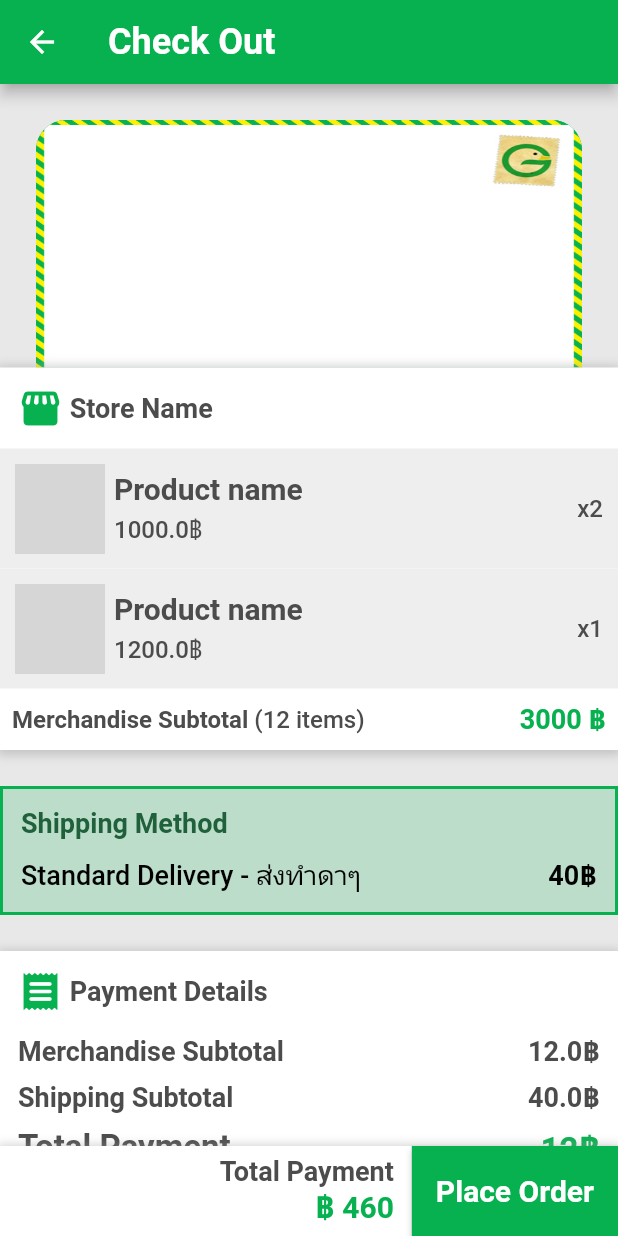
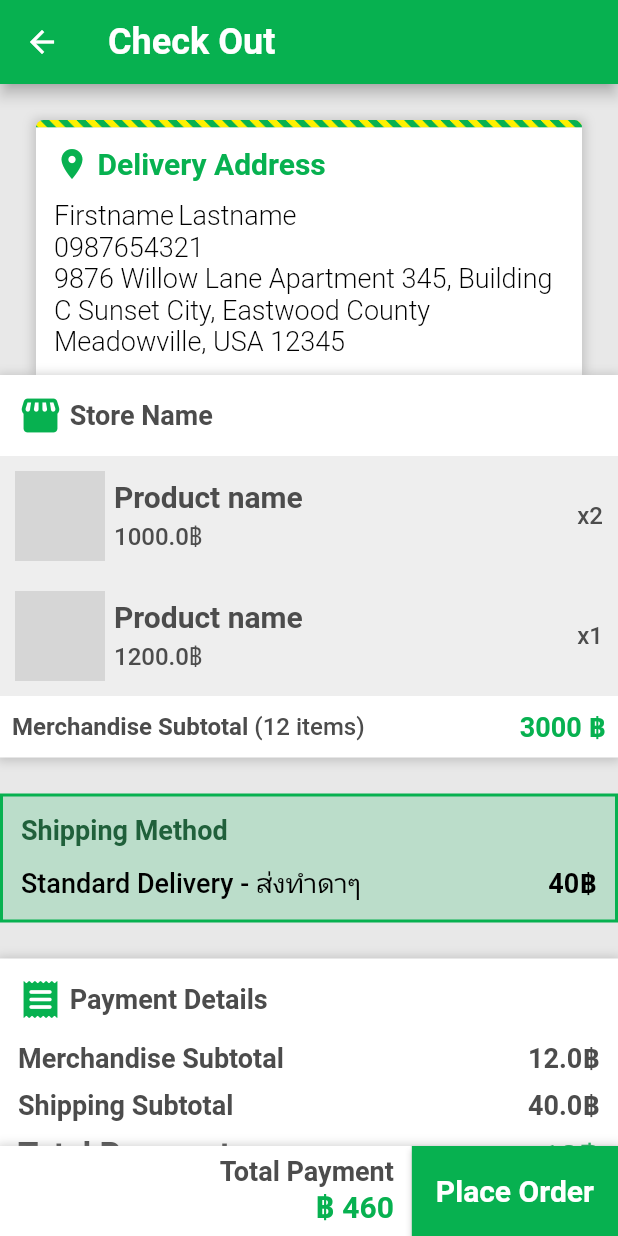
Before and after one commit to boss4848/getgoods, a Flutter app: the CheckOutPage screen opened directly, on a phone screen of 412 x 824 dp. Run offline on Flutter 3.47's test engine with Material 2 defaults, Android fonts, the phone set to English and light mode, and no system bars; drawn by our look-alikes of cached_network_image; our stand-ins replace carousel_slider, custom_refresh_indicator, dio, fl_chart, flutter_dotenv, flutter_spinkit and 1 more; accounts and stored records are empty; network calls fail; Roboto replaces fonts that are missing (SFTHONBURI); grey boxes are pictures that could not be loaded.

Commit message:
Update UI transaction
no raberd

```diff
--- a/front_end/lib/src/pages/transaction/tansaction_page.dart
+++ b/front_end/lib/src/pages/transaction/tansaction_page.dart
@@ -26,13 +26,15 @@ class CheckOutPage extends StatelessWidget {
       backgroundColor: secondaryBGColor,
       body: SingleChildScrollView(
         child: Column(
-          children: const [
+          children: [
             Padding(
               padding: EdgeInsets.only(
                   top: defaultpadding * 2,
                   left: defaultpadding * 2,
                   right: defaultpadding * 2),
-              child: UserAddress(),
+              child: Container(
+                  decoration: BoxDecoration(boxShadow: [defaultShadow]),
+                  child: UserAddress()),
             ),
             MerchandiseSub(),
             SizedBox(
--- a/front_end/lib/src/pages/transaction/widgets/my_address.dart
+++ b/front_end/lib/src/pages/transaction/widgets/my_address.dart
@@ -7,18 +7,25 @@ class UserAddress extends StatelessWidget {
 
   @override
   Widget build(BuildContext context) {
-    return Container(
+    return Column(children: [
+      Container(
+        width: double.infinity,
+        height: 5,
+        decoration: const BoxDecoration(
+          borderRadius: BorderRadius.only(
+            topLeft: Radius.circular(5),
+            topRight: Radius.circular(5),
+          ),
+          image: DecorationImage(
+            image: AssetImage('assets/images/envelope2.jpg'),
+            fit: BoxFit.cover,
+          ),
+        ),
+      ),
+      Container(
         width: double.infinity,
         decoration: const BoxDecoration(
-        color: primaryColor,
-        borderRadius: BorderRadius.only(
-          topLeft: Radius.circular(20),
-          topRight: Radius.circular(20),
-        ),
-        image: DecorationImage(
-          image: AssetImage('assets/images/envelope_background.jpg'),
-          fit: BoxFit.fill,
-        ),
+          color: Colors.white,
         ),
         child: Padding(
           padding: const EdgeInsets.all(defaultpadding),
@@ -30,12 +37,12 @@ class UserAddress extends StatelessWidget {
                 children: const [
                   Icon(
                     Icons.location_on,
-                  color: Colors.white,
+                    color: primaryColor,
                   ),
                   Text(
                     ' Delivery Address',
                     style: TextStyle(
-                    color: Colors.white,
+                      color: primaryColor,
                       fontSize: 20,
                       fontWeight: FontWeight.w700,
                       fontFamily: 'SFTHONBURI',
@@ -51,7 +58,7 @@ class UserAddress extends StatelessWidget {
                   Text(
                     'Firstname',
                     style: TextStyle(
-                    color: Colors.white,
+                      color: Colors.black,
                       fontSize: 18,
                       fontWeight: FontWeight.w300,
                       fontFamily: 'SFTHONBURI',
@@ -63,7 +70,7 @@ class UserAddress extends StatelessWidget {
                   Text(
                     'Lastname',
                     style: TextStyle(
-                    color: Colors.white,
+                      color: Colors.black,
                       fontSize: 18,
                       fontWeight: FontWeight.w300,
                       fontFamily: 'SFTHONBURI',
@@ -74,7 +81,7 @@ class UserAddress extends StatelessWidget {
               const Text(
                 '0987654321',
                 style: TextStyle(
-                color: Colors.white,
+                  color: Colors.black,
                   fontSize: 18,
                   fontWeight: FontWeight.w300,
                   fontFamily: 'SFTHONBURI',
@@ -83,7 +90,7 @@ class UserAddress extends StatelessWidget {
               const Text(
                 '9876 Willow Lane Apartment 345, Building C Sunset City, Eastwood County Meadowville, USA 12345',
                 style: TextStyle(
-                color: Colors.white,
+                  color: Colors.black,
                   fontSize: 18,
                   fontWeight: FontWeight.w300,
                   fontFamily: 'SFTHONBURI',
@@ -92,6 +99,7 @@ class UserAddress extends StatelessWidget {
             ],
           ),
         ),
-    );
+      ),
+    ]);
   }
 }
```
Also changed, not shown: front_end/assets/images/envelope2.jpg (added). Lines whose indentation alone changed are shown as unchanged.
